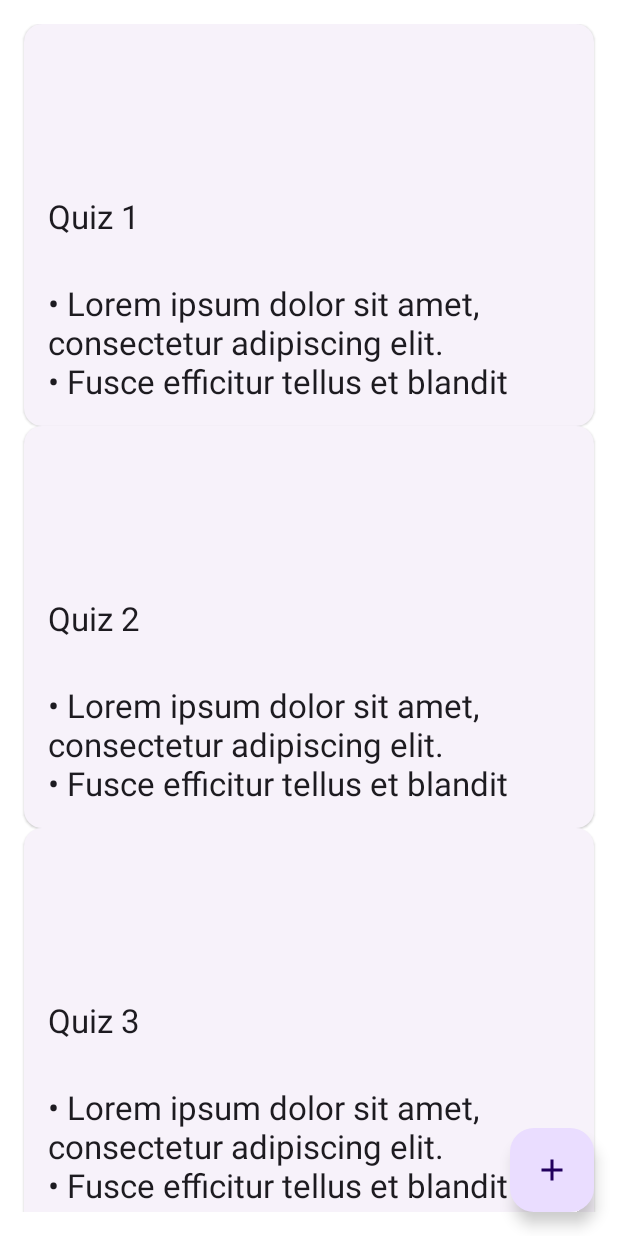
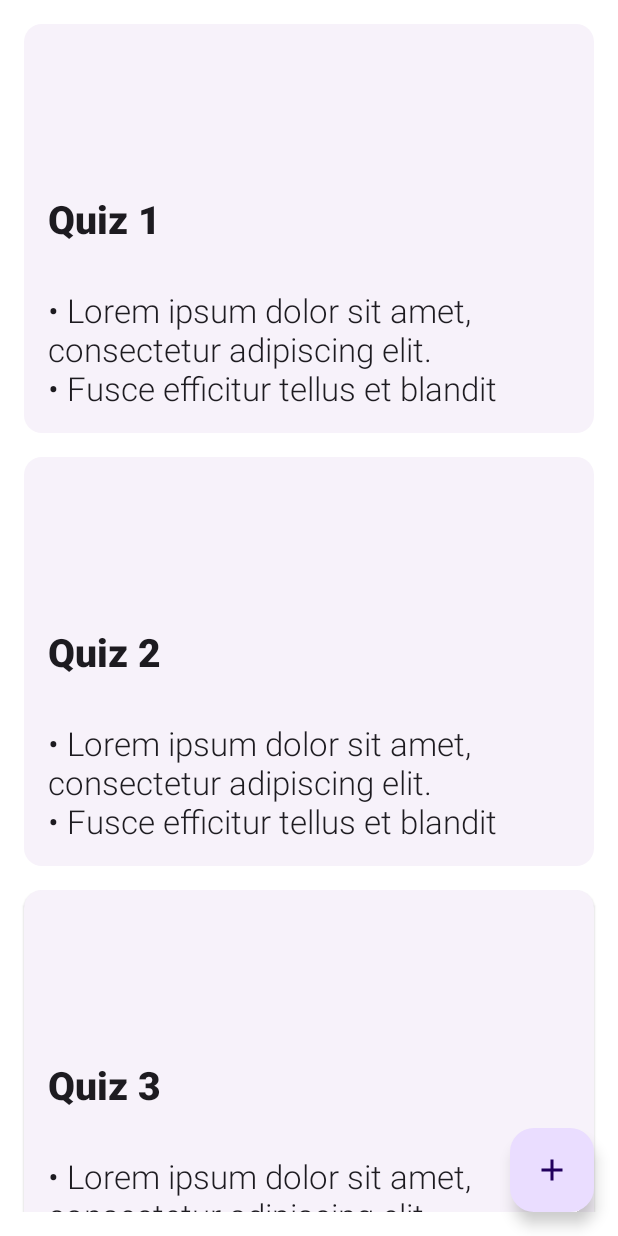
Before and after one commit to MatteusSouza/Qwizzy, an Android app built with Jetpack Compose: the @Preview function QuizzesListPreview, on a phone screen of 412 x 824 dp. Run offline under Robolectric (Android 15) with nearby library versions, the phone set to English and light mode, and no system bars; pictures from the network do not load.

Commit message:
1. Fixed issue where quizzes failed to load after login. 2. Fonts adjusts in quizzes list and Space between elements adjusts

```diff
--- a/app/src/main/java/com/example/askceny/ui/composables/CustomTopBar.kt
+++ b/app/src/main/java/com/example/askceny/ui/composables/CustomTopBar.kt
@@ -20,6 +20,7 @@ import androidx.compose.runtime.saveable.rememberSaveable
 import androidx.compose.ui.Alignment
 import androidx.compose.ui.Modifier
 import androidx.compose.ui.graphics.Color
+import androidx.compose.ui.text.font.FontWeight
 import androidx.compose.ui.text.style.TextOverflow
 import androidx.compose.ui.tooling.preview.Preview
 import androidx.compose.ui.unit.dp
@@ -74,6 +75,7 @@ fun CustomTopBar(
                     .weight(1f),
                 color = Color.Black, text = title,
                 fontSize = 32.sp,
+                fontWeight = FontWeight.ExtraBold,
                 maxLines = 1,
                 overflow = TextOverflow.Ellipsis
             )
--- a/app/src/main/java/com/example/askceny/ui/composables/QuizzesList.kt
+++ b/app/src/main/java/com/example/askceny/ui/composables/QuizzesList.kt
@@ -1,5 +1,6 @@
 package com.example.askceny.ui.composables
 
+import androidx.compose.foundation.layout.Arrangement
 import androidx.compose.foundation.layout.Box
 import androidx.compose.foundation.layout.Column
 import androidx.compose.foundation.layout.Row
@@ -23,6 +24,8 @@ import androidx.compose.runtime.getValue
 import androidx.compose.ui.Alignment
 import androidx.compose.ui.Modifier
 import androidx.compose.ui.layout.ContentScale
+import androidx.compose.ui.text.font.FontFamily
+import androidx.compose.ui.text.font.FontWeight
 import androidx.compose.ui.tooling.preview.Preview
 import androidx.compose.ui.unit.dp
 import androidx.compose.ui.unit.sp
@@ -39,7 +42,7 @@ fun QuizzesList(
     onClickItem: () -> Unit,
     onClickAddQuiz: () -> Unit
 ) {
-
+    viewModel.update()
     val quizzesState by viewModel.quizzesState.collectAsState()
 
     Box(modifier = modifier
@@ -48,7 +51,7 @@ fun QuizzesList(
         LazyColumn (
             modifier = modifier
                 .fillMaxSize()
-                .padding(16.dp)
+                .padding(16.dp), verticalArrangement = Arrangement.spacedBy(16.dp)
         ) {
             items (quizzesState.size) { index ->
                 val quiz = quizzesState[index]
@@ -109,8 +112,10 @@ fun QuizRow(viewModel: QuizViewModel, quizItem: Quiz, onClick: () -> Unit) {
                 .fillMaxWidth()
                 .padding(16.dp),
 //                .align(Alignment.CenterVertically),
-                fontSize = 22.sp,
-                text = quizItem.title
+                fontSize = 26.sp,
+                fontFamily = FontFamily.Default,
+                fontWeight = FontWeight.ExtraBold,
+                text = quizItem.title,
             )
             Text(modifier = Modifier
                 .fillMaxWidth()
@@ -118,6 +123,7 @@ fun QuizRow(viewModel: QuizViewModel, quizItem: Quiz, onClick: () -> Unit) {
 //                .align(Alignment.CenterVertically),
                 fontSize = 22.sp,
                 text = quizItem.description,
+                fontWeight = FontWeight.Light,
                 maxLines = 3
             )
         }
--- a/app/src/main/java/com/example/askceny/ui/viewmodels/QuizViewModel.kt
+++ b/app/src/main/java/com/example/askceny/ui/viewmodels/QuizViewModel.kt
@@ -20,7 +20,7 @@ class QuizViewModel(private val quizRepository: QuizRepository) : ViewModel() {
 
     init {
         viewModelScope.launch {
-            _quizzesState.value = quizRepository.getAllQuizzes().toMutableList()
+            update()
             println("QUIZ_VIEW_MODEL: QUIZZES_SIZE ${quizzesState.value.size}")
         }
     }
@@ -62,6 +62,11 @@ class QuizViewModel(private val quizRepository: QuizRepository) : ViewModel() {
         println("QUIZ_DETAIL: QUIZ_VIEW_MODEL: Is quizInFocus null: ${quizInFocus == null}")
     }
 
+    fun update() {
+        println("QuizViewModel: Update called")
+        _quizzesState.value = quizRepository.getAllQuizzes().toMutableList()
+    }
+
     companion object {
         val QUIZ_REPOSITORY_KEY = object : CreationExtras.Key<QuizRepository> {}
         val Factory: ViewModelProvider.Factory = viewModelFactory {
```
